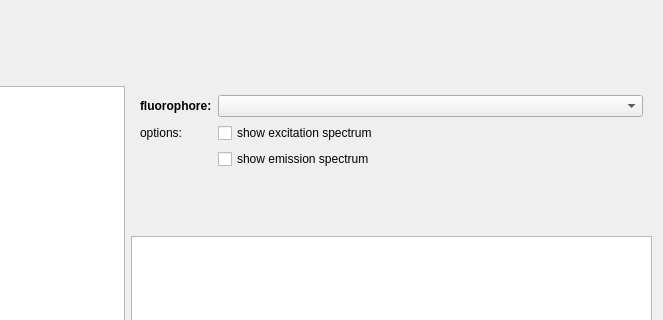
jkriege2/QuickFit3, file plugins/qfe_spectraviewer/qfespectraviewerdialog.ui: the form before one commit; both pictures show x 262 to 925 and y 268 to 588 of the 925 by 707 pixel window.
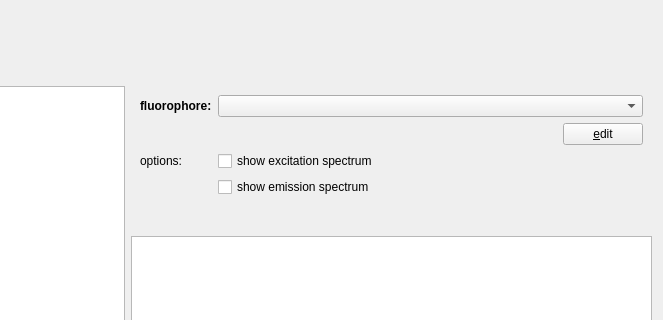
The form after the commit. The open tabs and pages were chosen to show the change. Icons and pictures are not drawn. Custom widgets are drawn as their Qt base class.

Commit message: QuickFit3/qfe_spectraviewer: completed main functionality, added initial database of lightsources and fluorophores

Patch:
```diff
--- a/plugins/qfe_spectraviewer/qfespectraviewerdialog.ui
+++ b/plugins/qfe_spectraviewer/qfespectraviewerdialog.ui
@@ -340,27 +340,51 @@
             <item row="0" column="1">
              <widget class="QComboBox" name="cmbFluorophore"/>
             </item>
-            <item row="1" column="1">
+            <item row="2" column="1">
              <widget class="QCheckBox" name="chkFluorophoreShowExcitation">
               <property name="text">
                <string>show excitation spectrum</string>
               </property>
              </widget>
             </item>
-            <item row="2" column="1">
+            <item row="3" column="1">
              <widget class="QCheckBox" name="chkFluorophoreShowEmission">
               <property name="text">
                <string>show emission spectrum</string>
               </property>
              </widget>
             </item>
-            <item row="1" column="0">
+            <item row="2" column="0">
              <widget class="QLabel" name="label_3">
               <property name="text">
                <string>options:</string>
               </property>
              </widget>
             </item>
+            <item row="1" column="1">
+             <layout class="QHBoxLayout" name="horizontalLayout_3">
+              <item>
+               <spacer name="horizontalSpacer_2">
+                <property name="orientation">
+                 <enum>Qt::Horizontal</enum>
+                </property>
+                <property name="sizeHint" stdset="0">
+                 <size>
+                  <width>40</width>
+                  <height>20</height>
+                 </size>
+                </property>
+               </spacer>
+              </item>
+              <item>
+               <widget class="QPushButton" name="btnEditFluorophore">
+                <property name="text">
+                 <string>&amp;edit</string>
+                </property>
+               </widget>
+              </item>
+             </layout>
+            </item>
            </layout>
           </widget>
          </widget>
@@ -392,6 +416,11 @@
    <header>qfplotter.h</header>
    <container>1</container>
   </customwidget>
+  <customwidget>
+   <class>QEnhancedTableView</class>
+   <extends>QTableView</extends>
+   <header>qenhancedtableview.h</header>
+  </customwidget>
  </customwidgets>
  <resources>
   <include location="../../lib/lib.qrc"/>
```
Left out of the diff: 83 changed lines with no effect on the pictures. The commit also changes 71 other files.
